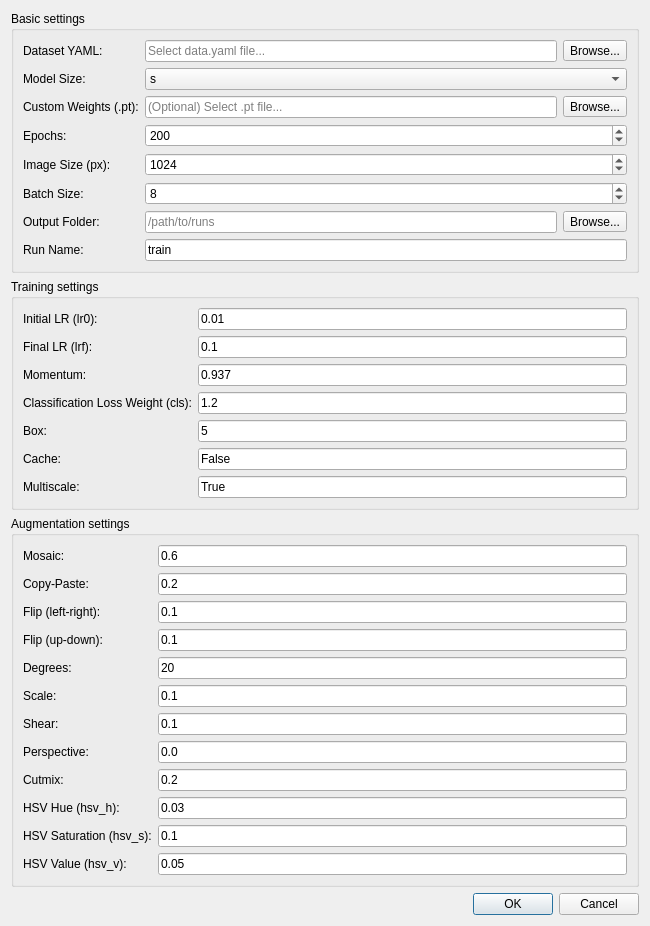
Before: the Qt Designer form ui/train_dialog_base.ui in BTIJan/QGIS_YOLO_ObjectDetection, drawn with Qt 5.
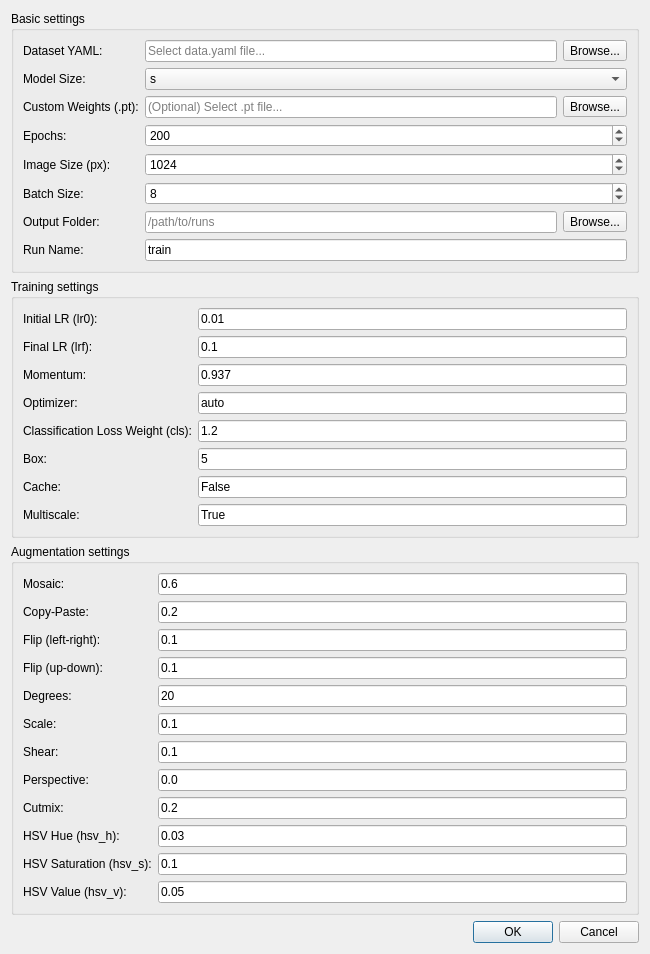
After: the same form once the commit is applied.

The edit to the form file:
```diff
--- a/ui/train_dialog_base.ui
+++ b/ui/train_dialog_base.ui
@@ -288,13 +288,27 @@
             </item>
 
             <item row="3" column="0">
+              <widget class="QLabel" name="label_optimizer">
+                <property name="text">
+                  <string>Optimizer:</string>
+                </property>
+              </widget>
+            </item>
+            <item row="3" column="1">
+              <widget class="QLineEdit" name="optimizerEdit">
+                <property name="text">
+                  <string>auto</string>
+                </property>
+              </widget>
+            </item>
+            <item row="4" column="0">
               <widget class="QLabel" name="label_cls">
                 <property name="text">
                   <string>Classification Loss Weight (cls):</string>
                 </property>
               </widget>
             </item>
-            <item row="3" column="1">
+            <item row="4" column="1">
               <widget class="QLineEdit" name="clsEdit">
                 <property name="text">
                   <string>1.2</string>
@@ -302,14 +316,14 @@
               </widget>
             </item>
 
-            <item row="4" column="0">
+            <item row="5" column="0">
               <widget class="QLabel" name="label_18">
                 <property name="text">
                   <string>Box:</string>
                 </property>
               </widget>
             </item>
-            <item row="4" column="1">
+            <item row="5" column="1">
               <widget class="QLineEdit" name="boxEdit">
                 <property name="text">
                   <string>5</string>
@@ -317,14 +331,14 @@
               </widget>
             </item>
 
-            <item row="5" column="0">
+            <item row="6" column="0">
               <widget class="QLabel" name="label_19">
                 <property name="text">
                   <string>Cache:</string>
                 </property>
               </widget>
             </item>
-            <item row="5" column="1">
+            <item row="6" column="1">
               <widget class="QLineEdit" name="cacheEdit">
                 <property name="text">
                   <string>False</string>
@@ -332,14 +346,14 @@
               </widget>
             </item>
 
-            <item row="6" column="0">
+            <item row="7" column="0">
               <widget class="QLabel" name="label_multiscale">
                 <property name="text">
                   <string>Multiscale:</string>
                 </property>
               </widget>
             </item>
-            <item row="6" column="1">
+            <item row="7" column="1">
               <widget class="QLineEdit" name="multiscaleEdit">
                 <property name="text">
                   <string>True</string>
```
